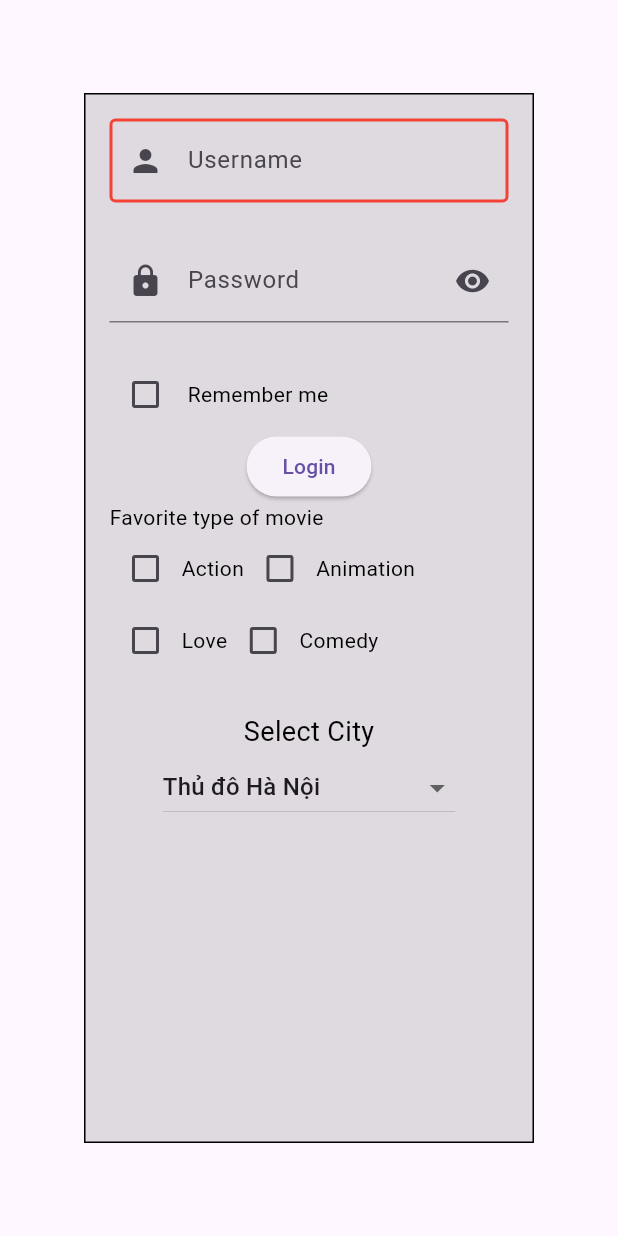
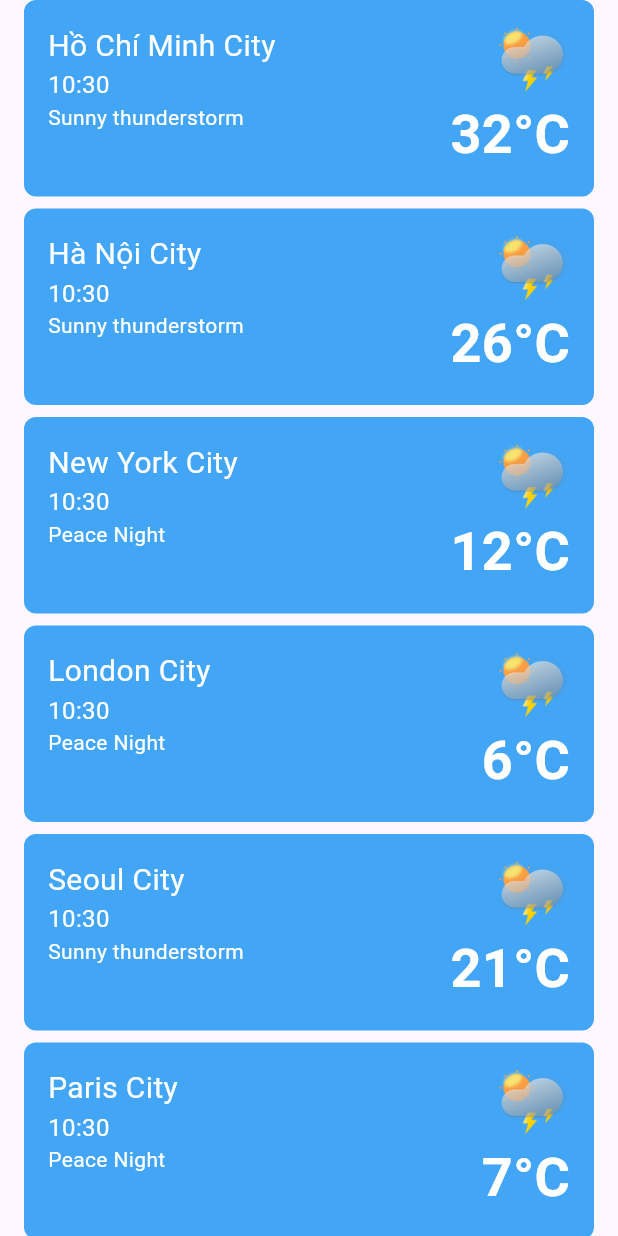
Before and after one commit to nhanta0408/weather-app, a Flutter app: the screen it shows after launch, on a phone screen of 412 x 824 dp. Run offline on Flutter 3.47's test engine with Material 3 defaults, Android fonts, the phone set to English and light mode, and no system bars; our stand-ins replace date_format, flutter_svg.

Commit message:
Add continue weather home screen

```diff
--- /dev/null
+++ b/lib/home_screen.dart
@@ -0,0 +1,118 @@
+import 'package:date_format/date_format.dart';
+import 'package:flutter/material.dart';
+import 'package:flutter_svg/svg.dart';
+
+import 'models/weather_city.dart';
+
+class HomeScreen extends StatelessWidget {
+  HomeScreen({super.key});
+  List<WeatherCity> weatherCities = [
+    WeatherCity(
+      city: 'Hồ Chí Minh City',
+      time: DateTime.now(),
+      weatherDesc: 'Sunny thunderstorm',
+      status: WeatherStatus.sunny,
+      temperature: 32,
+    ),
+    WeatherCity(
+      city: 'Hà Nội City',
+      time: DateTime.now(),
+      weatherDesc: 'Sunny thunderstorm',
+      status: WeatherStatus.sunny,
+      temperature: 26,
+    ),
+    WeatherCity(
+      city: 'New York City',
+      time: DateTime.now(),
+      weatherDesc: 'Peace Night',
+      status: WeatherStatus.sunny,
+      temperature: 12,
+    ),
+    WeatherCity(
+      city: 'London City',
+      time: DateTime.now(),
+      weatherDesc: 'Peace Night',
+      status: WeatherStatus.sunny,
+      temperature: 6,
+    ),
+    WeatherCity(
+      city: 'Seoul City',
+      time: DateTime.now(),
+      weatherDesc: 'Sunny thunderstorm',
+      status: WeatherStatus.sunny,
+      temperature: 21,
+    ),
+    WeatherCity(
+      city: 'Paris City',
+      time: DateTime.now(),
+      weatherDesc: 'Peace Night',
+      status: WeatherStatus.sunny,
+      temperature: 7,
+    ),
+  ];
+  @override
+  Widget build(BuildContext context) {
+    return ListView.separated(
+      itemCount: weatherCities.length,
+      itemBuilder: (context, index) {
+        return _buildItem(weatherCities[index]);
+      },
+      separatorBuilder: (context, index) {
+        return const SizedBox(
+          height: 8,
+        );
+      },
+    );
+  }
+
+  Container _buildItem(WeatherCity weatherCity) {
+    return Container(
+      margin: const EdgeInsets.symmetric(horizontal: 16),
+      padding: const EdgeInsets.all(16),
+      decoration: BoxDecoration(
+        borderRadius: BorderRadius.circular(8),
+        color: Colors.blue[400],
+      ),
+      child: Row(
+        mainAxisAlignment: MainAxisAlignment.spaceBetween,
+        crossAxisAlignment: CrossAxisAlignment.start,
+        children: [
+          Column(
+            crossAxisAlignment: CrossAxisAlignment.start,
+            children: [
+              Text(
+                weatherCity.city,
+                style: const TextStyle(fontSize: 20),
+              ),
+              Text(
+                formatDate(weatherCity.time, [h, ':', nn]),
+                style: const TextStyle(fontSize: 16),
+              ),
+              Text(
+                weatherCity.weatherDesc,
+                style: const TextStyle(fontSize: 14),
+              ),
+            ],
+          ),
+          Column(
+            crossAxisAlignment: CrossAxisAlignment.end,
+            children: [
+              Image.asset(
+                weatherCity.status == WeatherStatus.sunny
+                    ? 'assets/images/sunny_weather.png'
+                    : 'assets/images/night_weather.png',
+                width: 48,
+                height: 48,
+              ),
+              Text(
+                '${weatherCity.temperature.toStringAsFixed(0)}°C',
+                style:
+                    const TextStyle(fontSize: 36, fontWeight: FontWeight.bold),
+              ),
+            ],
+          ),
+        ],
+      ),
+    );
+  }
+}
--- a/lib/main.dart
+++ b/lib/main.dart
@@ -2,6 +2,8 @@ import 'dart:math';
 
 import 'package:flutter/material.dart';
 
+import 'home_screen.dart';
+import 'scrollable_list_view_on_class.dart';
 import 'select_gender_widget.dart';
 import 'text_filed_on_class.dart';
 import 'weather_home_screen.dart';
@@ -35,8 +37,8 @@ class MyHomePage extends StatefulWidget {
 class _MyHomePageState extends State<MyHomePage> {
   @override
   Widget build(BuildContext context) {
-    return const Scaffold(
-      body: TextFieldOnClassWidget(),
+    return Scaffold(
+      body: HomeScreen(),
     );
   }
 }
--- /dev/null
+++ b/lib/models/weather_city.dart
@@ -0,0 +1,17 @@
+// ignore_for_file: public_member_api_docs, sort_constructors_first
+enum WeatherStatus { sunny, rain }
+
+class WeatherCity {
+  String city;
+  DateTime time;
+  String weatherDesc;
+  WeatherStatus status;
+  double temperature;
+  WeatherCity({
+    required this.city,
+    required this.time,
+    required this.weatherDesc,
+    required this.status,
+    required this.temperature,
+  });
+}
--- a/pubspec.yaml
+++ b/pubspec.yaml
@@ -37,6 +37,7 @@ dependencies:
   intl: ^0.18.1
   device_preview: ^1.1.0
   flutter_svg: ^2.0.10+1
+  date_format: ^2.0.7
 
 dev_dependencies:
   flutter_test:
```
Also changed, not shown: lib/scrollable_list_view_on_class.dart (added, +78 -0 lines), lib/text_filed_on_class.dart (+72 -1 lines), pubspec.lock.
